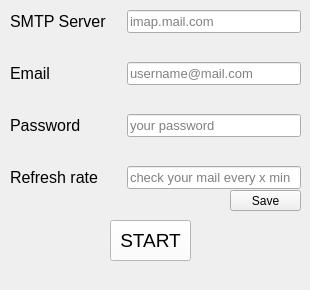
Qt form ui/gui_interaction.ui (aqua1907/phishing_email) before a commit.
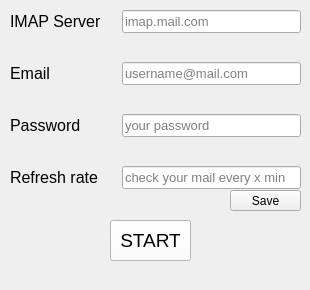
The same form after that commit.

Commit message: Rename field from "SMTP Server" tp "IMAP server"

```diff
--- a/ui/gui_interaction.ui
+++ b/ui/gui_interaction.ui
@@ -40,7 +40,7 @@
        </font>
       </property>
       <property name="text">
-       <string>SMTP Server</string>
+       <string>IMAP Server</string>
       </property>
      </widget>
     </item>
```
